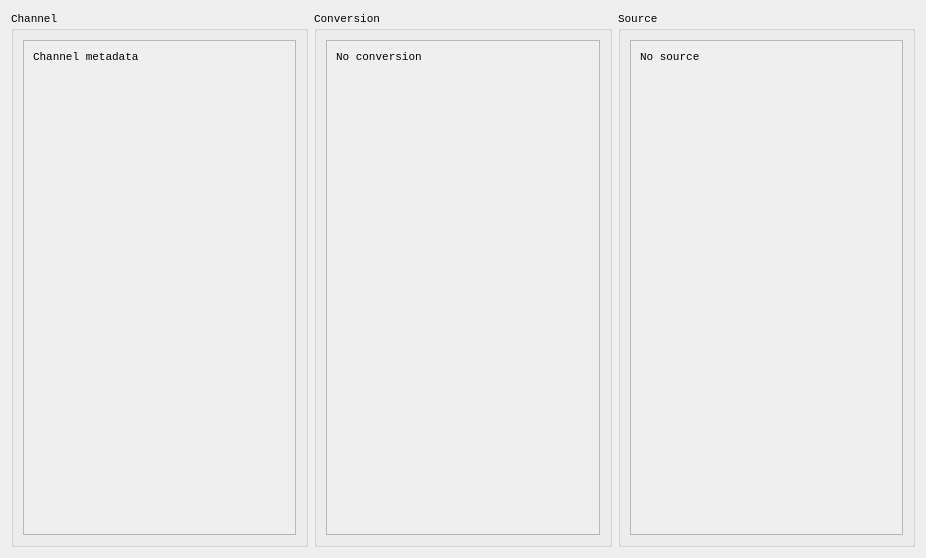
danielhrisca/asammdf, file src/asammdf/gui/ui/channel_info_widget.ui: the form before one commit.
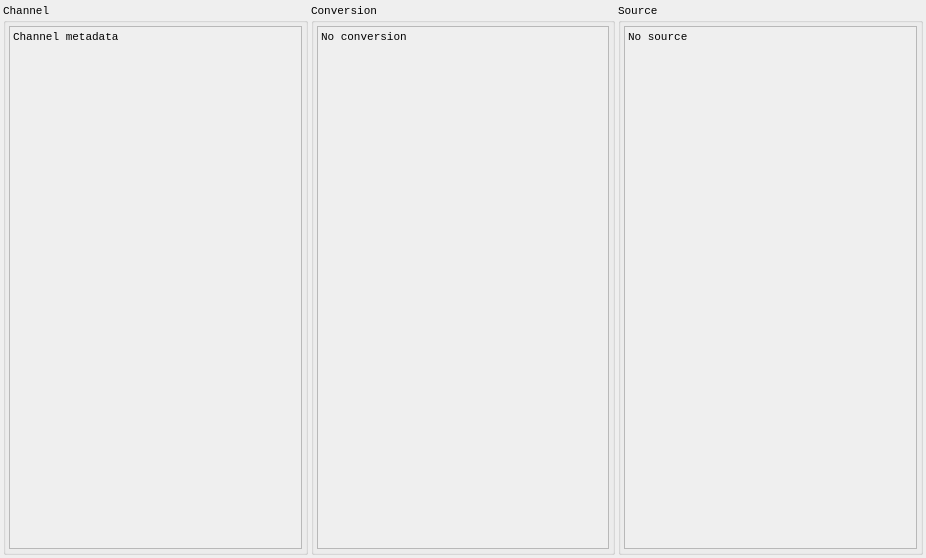
The form after the commit.

```diff
--- a/src/asammdf/gui/ui/channel_info_widget.ui
+++ b/src/asammdf/gui/ui/channel_info_widget.ui
@@ -14,6 +14,21 @@
    <string>Form</string>
   </property>
   <layout class="QHBoxLayout" name="horizontalLayout">
+   <property name="spacing">
+  <number>3</number>
+</property>
+   <property name="leftMargin">
+  <number>3</number>
+</property>
+   <property name="topMargin">
+  <number>3</number>
+</property>
+   <property name="rightMargin">
+  <number>3</number>
+</property>
+   <property name="bottomMargin">
+  <number>3</number>
+</property>
    <item>
     <widget class="QGroupBox" name="groupBox">
      <property name="font">
@@ -28,7 +43,22 @@
      <property name="flat">
       <bool>false</bool>
      </property>
-     <layout class="QVBoxLayout" name="verticalLayout_4">
+     <layout class="QVBoxLayout" name="verticalLayout_4" stretch="0">
+      <property name="spacing">
+  <number>3</number>
+</property>
+      <property name="leftMargin">
+  <number>3</number>
+</property>
+      <property name="topMargin">
+  <number>3</number>
+</property>
+      <property name="rightMargin">
+  <number>3</number>
+</property>
+      <property name="bottomMargin">
+  <number>3</number>
+</property>
       <item>
        <widget class="QScrollArea" name="scrollArea">
         <property name="widgetResizable">
@@ -39,11 +69,26 @@
           <rect>
            <x>0</x>
            <y>0</y>
-           <width>277</width>
-           <height>505</height>
+           <width>295</width>
+           <height>529</height>
           </rect>
          </property>
          <layout class="QVBoxLayout" name="verticalLayout_3">
+          <property name="spacing">
+  <number>3</number>
+</property>
+          <property name="leftMargin">
+  <number>3</number>
+</property>
+          <property name="topMargin">
+  <number>3</number>
+</property>
+          <property name="rightMargin">
+  <number>3</number>
+</property>
+          <property name="bottomMargin">
+  <number>3</number>
+</property>
           <item>
            <widget class="QLabel" name="channel_label">
             <property name="text">
@@ -86,6 +131,21 @@
       <string>Conversion</string>
      </property>
      <layout class="QVBoxLayout" name="verticalLayout_6">
+      <property name="spacing">
+  <number>3</number>
+</property>
+      <property name="leftMargin">
+  <number>3</number>
+</property>
+      <property name="topMargin">
+  <number>3</number>
+</property>
+      <property name="rightMargin">
+  <number>3</number>
+</property>
+      <property name="bottomMargin">
+  <number>3</number>
+</property>
       <item>
        <widget class="QScrollArea" name="scrollArea_2">
         <property name="widgetResizable">
@@ -96,11 +156,26 @@
           <rect>
            <x>0</x>
            <y>0</y>
-           <width>276</width>
-           <height>505</height>
+           <width>294</width>
+           <height>529</height>
           </rect>
          </property>
          <layout class="QVBoxLayout" name="verticalLayout_2">
+          <property name="spacing">
+  <number>3</number>
+</property>
+          <property name="leftMargin">
+  <number>3</number>
+</property>
+          <property name="topMargin">
+  <number>3</number>
+</property>
+          <property name="rightMargin">
+  <number>3</number>
+</property>
+          <property name="bottomMargin">
+  <number>3</number>
+</property>
           <item>
            <widget class="QLabel" name="conversion_label">
             <property name="text">
@@ -143,6 +218,21 @@
       <string>Source</string>
      </property>
      <layout class="QVBoxLayout" name="verticalLayout_5">
+      <property name="spacing">
+  <number>3</number>
+</property>
+      <property name="leftMargin">
+  <number>3</number>
+</property>
+      <property name="topMargin">
+  <number>3</number>
+</property>
+      <property name="rightMargin">
+  <number>3</number>
+</property>
+      <property name="bottomMargin">
+  <number>3</number>
+</property>
       <item>
        <widget class="QScrollArea" name="scrollArea_3">
         <property name="widgetResizable">
@@ -153,11 +243,26 @@
           <rect>
            <x>0</x>
            <y>0</y>
-           <width>277</width>
-           <height>505</height>
+           <width>295</width>
+           <height>529</height>
           </rect>
          </property>
          <layout class="QVBoxLayout" name="verticalLayout">
+          <property name="spacing">
+  <number>3</number>
+</property>
+          <property name="leftMargin">
+  <number>3</number>
+</property>
+          <property name="topMargin">
+  <number>3</number>
+</property>
+          <property name="rightMargin">
+  <number>3</number>
+</property>
+          <property name="bottomMargin">
+  <number>3</number>
+</property>
           <item>
            <widget class="QLabel" name="source_label">
             <property name="text">
```
Left out of the diff: 12 changed lines with no effect on the pictures.
